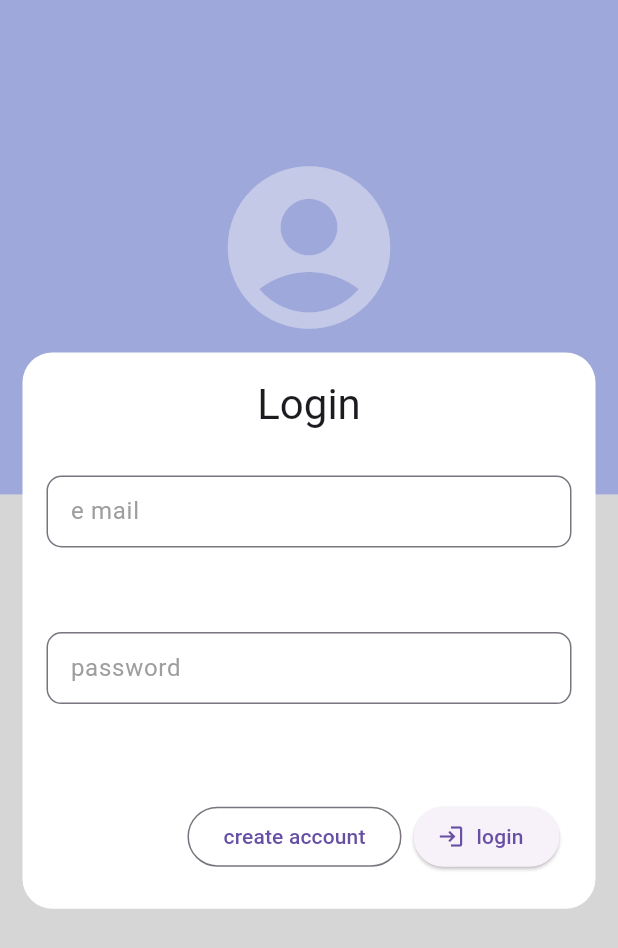
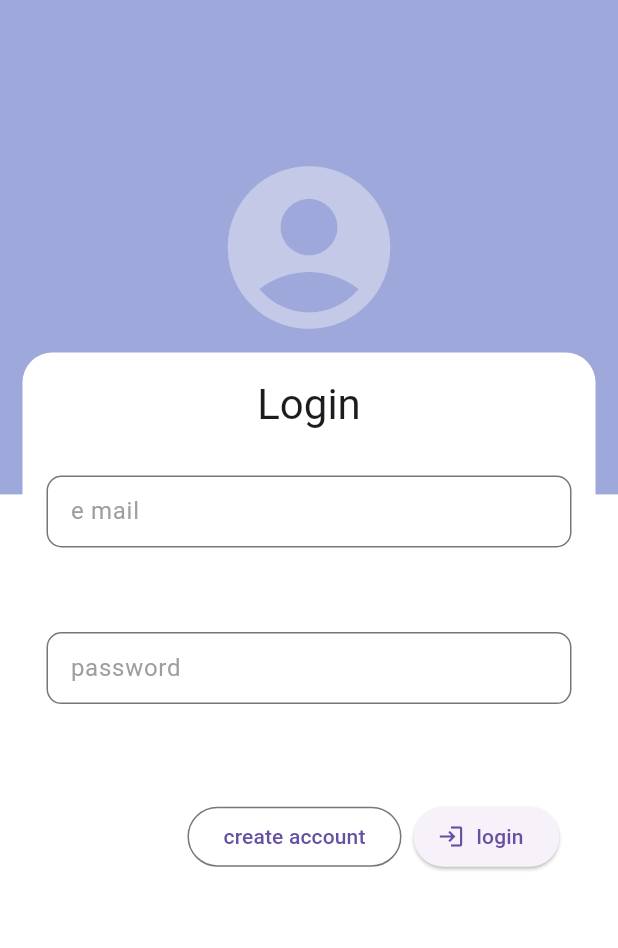
Before and after one commit to MauroMontan/shop-app, a Flutter app: the screen it shows after launch, on a phone screen of 412 x 824 dp. Shown: the top 948 px of the screen. Run offline on Flutter 3.47's test engine with Material 2 defaults, Android fonts, the phone set to English and light mode, and no system bars.

Commit message:
scaffold bg changed

```diff
--- a/lib/Themes/theme.dart
+++ b/lib/Themes/theme.dart
@@ -3,7 +3,7 @@ import 'package:flutter/material.dart';
 class AppTheme {
   static ThemeData themeData() => ThemeData(
         useMaterial3: true,
-        scaffoldBackgroundColor: Colors.grey[350],
+        scaffoldBackgroundColor: Colors.white70,
         primarySwatch: Colors.indigo,
       );
 }
```
